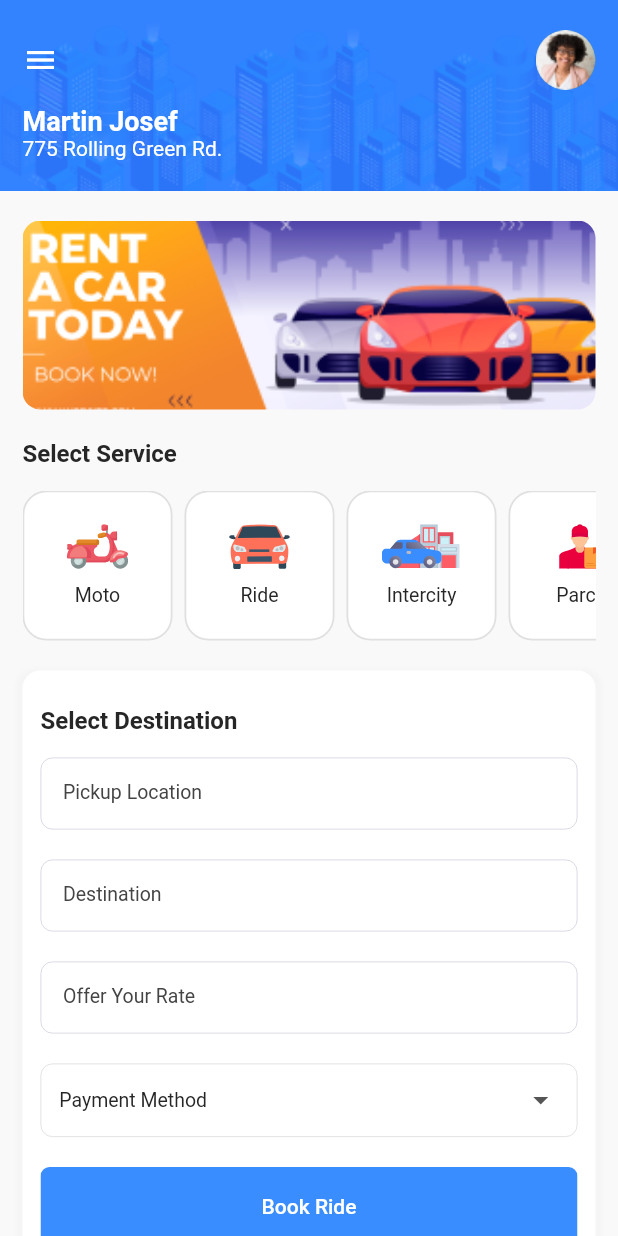
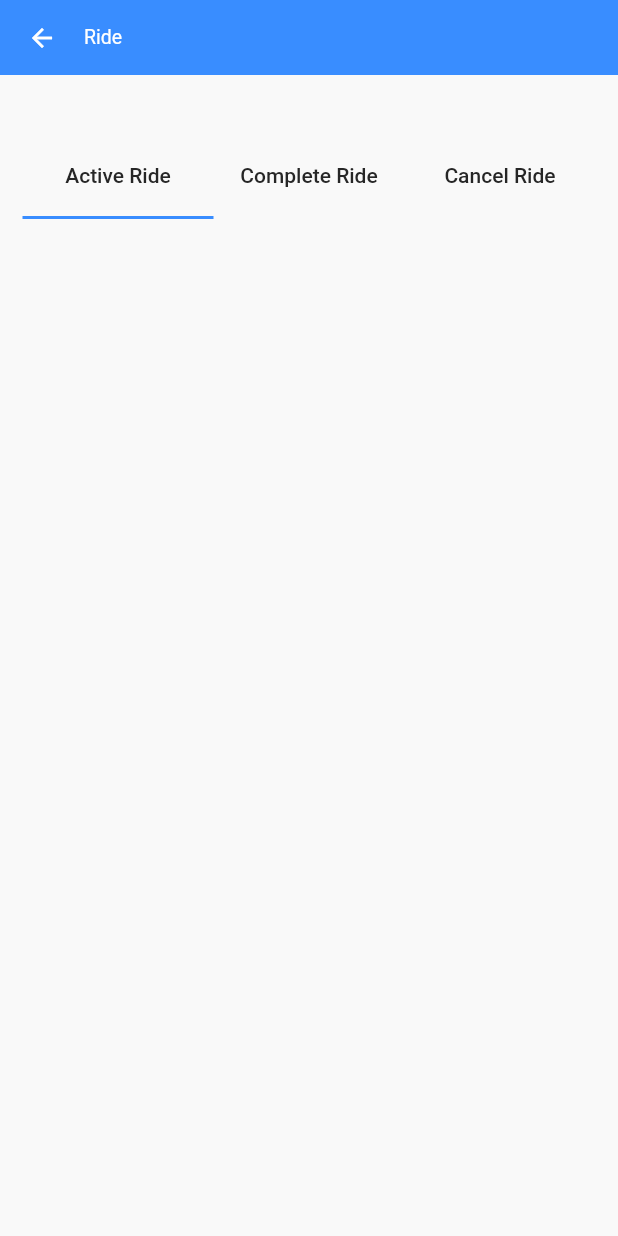
Before and after one commit to jim-2000/viser-car, a Flutter app: the screen it shows after launch, on a phone screen of 412 x 824 dp. Run offline on Flutter 3.47's test engine with Material 2 defaults, Android fonts, the phone set to English and light mode, and no system bars; our stand-ins replace awesome_dialog, connectivity_plus, dio, file_picker, firebase_core, firebase_messaging and 13 more; missing offline and left inert: flutter_inappwebview; accounts and stored records are empty; Roboto replaces fonts that are missing (Lora).

Commit message:
homescreen design

```diff
--- a/lib/core/route/route.dart
+++ b/lib/core/route/route.dart
@@ -14,6 +14,7 @@ import 'package:customer/view/screens/auth/two_factor_screen/two_factor_verifica
 import 'package:customer/view/screens/edit_profile/edit_profile_screen.dart';
 import 'package:customer/view/screens/home/home_screen.dart';
 import 'package:customer/view/screens/privacy_policy/privacy_policy_screen.dart';
+import 'package:customer/view/screens/ride/ride_screen.dart';
 import 'package:customer/view/screens/splash/splash_screen.dart';
 import 'package:customer/view/screens/transaction/transactions_screen.dart';
 import 'package:get/get.dart';
@@ -58,6 +59,7 @@ class RouteHelper {
   static const String depositWebViewScreen = '/deposit_webView';
 
   static const String homeScreen = '/home_Screen';
+  static const String rideScreen = '/ride_Screen';
 
   List<GetPage> routes = [
     GetPage(name: splashScreen, page: () => const SplashScreen()),
@@ -85,5 +87,6 @@ class RouteHelper {
     GetPage(name: kycScreen, page: () => const KycScreen()),
     GetPage(name: privacyScreen, page: () => const PrivacyPolicyScreen()),
     GetPage(name: homeScreen, page: () => const HomeScreen()),
+    GetPage(name: rideScreen, page: () => const RideScreen()),
   ];
 }
--- a/lib/core/utils/my_strings.dart
+++ b/lib/core/utils/my_strings.dart
@@ -11,6 +11,14 @@ class MyStrings {
   static const String pickUplocation = "Pickup Location";
   static const String bookRide = "Book Ride";
 
+  static const String ride = "Ride";
+  static const String activeride = "Active Ride";
+  static const String completeRide = "Complete Ride";
+  static const String cancelRide = "Cancel Ride";
+
+  static const String viewBids = "View Bids";
+  static const String acceptBids = "Accept Ride";
+
   static const String withdrawInformation = "Withdraw Information";
   static const String withdrawLimit = "Withdraw Limit";
   static const String withdrawConfirm = "Withdraw Confirm";
@@ -22,7 +30,7 @@ class MyStrings {
   static const String fileDownloadedSuccess = "File downloaded successfully";
   static const String selectPaymentMethod = "Select PaymentMethod";
 
-  static const String appName = "Flutter Prime";
+  static const String appName = "ViserCar";
   static const String remark = "Remark";
   static const String any = "Any";
   static const String signUp = "SignUp";
--- a/lib/main.dart
+++ b/lib/main.dart
@@ -54,7 +54,7 @@ class _MyAppState extends State<MyApp> {
         debugShowCheckedModeBanner: false,
         defaultTransition: Transition.noTransition,
         transitionDuration: const Duration(milliseconds: 200),
-        initialRoute: RouteHelper.homeScreen,
+        initialRoute: RouteHelper.rideScreen,
         navigatorKey: Get.key,
         getPages: RouteHelper().routes,
         locale: localizeController.locale,
--- a/lib/view/screens/home/home_screen.dart
+++ b/lib/view/screens/home/home_screen.dart
@@ -10,6 +10,7 @@ import 'package:customer/data/services/api_service.dart';
 import 'package:customer/view/components/bottom-sheet/bottom_sheet_header_row.dart';
 import 'package:customer/view/components/bottom-sheet/custom_bottom_sheet.dart';
 import 'package:customer/view/components/buttons/rounded_button.dart';
+import 'package:customer/view/components/custom_loader/custom_loader.dart';
 import 'package:customer/view/components/image/custom_svg_picture.dart';
 import 'package:customer/view/components/text-form-field/custom_text_field.dart';
 import 'package:customer/view/components/text-form-field/my_custom_text_field.dart';
@@ -17,6 +18,8 @@ import 'package:customer/view/components/text/header_text.dart';
 import 'package:flutter/material.dart';
 import 'package:flutter_svg/svg.dart';
 import 'package:get/get.dart';
+import 'package:geolocator/geolocator.dart';
+import 'package:geocoding/geocoding.dart';
 
 class HomeScreen extends StatefulWidget {
   const HomeScreen({super.key});
@@ -26,12 +29,18 @@ class HomeScreen extends StatefulWidget {
 }
 
 class _HomeScreenState extends State<HomeScreen> {
+  Position? _currentPosition;
+  String _currentAddress = "";
+
   @override
   void initState() {
     Get.put(ApiClient(sharedPreferences: Get.find()));
     Get.put(HomeRepo(apiClient: Get.find()));
-    Get.put(HomeController(homeRepo: Get.find()));
+    final controller = Get.put(HomeController(homeRepo: Get.find()));
     super.initState();
+    WidgetsBinding.instance.addPostFrameCallback((timeStamp) {
+      controller.initialData();
+    });
   }
 
   @override
@@ -40,12 +49,17 @@ class _HomeScreenState extends State<HomeScreen> {
       child: GetBuilder<HomeController>(builder: (controller) {
         return Scaffold(
           backgroundColor: MyColor.screenBgColor,
-          body: SingleChildScrollView(
-            // padding: const EdgeInsets.symmetric(horizontal: Dimensions.space15),
+          body: controller.isLoading
+              ? const CustomLoader()
+              : SingleChildScrollView(
+                  child: RefreshIndicator(
+                    onRefresh: () async {
+                      controller.initialData(shouldLoad: true);
+                    },
                     child: Column(
                       crossAxisAlignment: CrossAxisAlignment.start,
                       children: [
-                _homeAppbar(context),
+                        _homeAppbar(context, controller),
                         const SizedBox(height: Dimensions.space20),
                         Padding(
                           padding: const EdgeInsets.symmetric(horizontal: Dimensions.space15),
@@ -194,23 +208,24 @@ class _HomeScreenState extends State<HomeScreen> {
                       ],
                     ),
                   ),
+                ),
         );
       }),
     );
   }
 
-  PreferredSize _homeAppbar(BuildContext context) {
+  PreferredSize _homeAppbar(BuildContext context, HomeController controller) {
     return PreferredSize(
       preferredSize: Size(context.width, 160),
       child: Container(
+        height: 160,
         padding: Dimensions.screenPaddingHV,
-        decoration: BoxDecoration(
+        decoration: const BoxDecoration(
           image: DecorationImage(
-            image: const AssetImage(
+            image: AssetImage(
               MyImages.appbarBG,
             ),
             fit: BoxFit.cover,
-            colorFilter: ColorFilter.mode(MyColor.colorGrey.withOpacity(0.3), BlendMode.overlay),
           ),
         ),
         child: Column(
@@ -241,8 +256,10 @@ class _HomeScreenState extends State<HomeScreen> {
                     textStyle: boldLarge.copyWith(color: MyColor.colorWhite, fontSize: 18),
                   ),
                   Text(
-                    "775 Rolling Green Rd.",
+                    controller.currentAddress,
                     style: regularDefault.copyWith(color: MyColor.colorWhite, fontSize: 14, fontWeight: FontWeight.w400),
+                    maxLines: 1,
+                    overflow: TextOverflow.ellipsis,
                   ),
                 ],
               ),
--- /dev/null
+++ b/lib/view/screens/ride/ride_screen.dart
@@ -0,0 +1,72 @@
+import 'package:customer/core/utils/dimensions.dart';
+import 'package:customer/core/utils/my_color.dart';
+import 'package:customer/core/utils/my_strings.dart';
+import 'package:customer/view/components/app-bar/custom_appbar.dart';
+import 'package:flutter/material.dart';
+import 'package:get/get.dart';
+
+class RideScreen extends StatefulWidget {
+  const RideScreen({super.key});
+
+  @override
+  State<RideScreen> createState() => _RideScreenState();
+}
+
+class _RideScreenState extends State<RideScreen> {
+  int selectedIndex = 0;
+
+  @override
+  Widget build(BuildContext context) {
+    return Scaffold(
+      backgroundColor: MyColor.screenBgColor,
+      appBar: CustomAppBar(title: MyStrings.ride),
+      body: SingleChildScrollView(
+        padding: Dimensions.screenPaddingHV,
+        child: Column(
+          children: [
+            DefaultTabController(
+              length: 3,
+              initialIndex: 0,
+              child: Column(
+                children: [
+                  Container(
+                    margin: const EdgeInsets.symmetric(vertical: Dimensions.space20),
+                    child: TabBar(
+                      splashBorderRadius: BorderRadius.circular(25),
+                      dividerColor: Colors.black,
+                      indicator: const BoxDecoration(
+                        border: Border(
+                          bottom: BorderSide(color: MyColor.primaryColor, width: 2),
+                        ),
+                      ),
+                      indicatorSize: TabBarIndicatorSize.tab,
+                      labelColor: MyColor.colorBlack,
+                      labelPadding: const EdgeInsets.symmetric(horizontal: 10, vertical: 4),
+                      unselectedLabelColor: MyColor.colorBlack,
+                      onTap: (i) {
+                        setState(() {
+                          selectedIndex = i;
+                        });
+                      },
+                      tabs: [
+                        Tab(
+                          text: MyStrings.activeride.tr,
+                        ),
+                        Tab(
+                          text: MyStrings.completeRide.tr,
+                        ),
+                        Tab(
+                          text: MyStrings.cancelRide.tr,
+                        ),
+                      ],
+                    ),
+                  ),
+                ],
+              ),
+            )
+          ],
+        ),
+      ),
+    );
+  }
+}
--- a/pubspec.yaml
+++ b/pubspec.yaml
@@ -70,8 +70,10 @@ dependencies:
   dio: ^5.0.1
   image_picker: ^0.8.6+1
   flutter_local_notifications: ^13.0.0
-  permission_handler: ^10.2.0
+  permission_handler: ^11.0.1
   image_gallery_saver: ^2.0.3
+  geolocator: ^10.1.0
+  geocoding: ^2.1.1
 
 
   # The following adds the Cupertino Icons font to your application.
```
Also changed, not shown: lib/data/controller/home/home_controller.dart (+58 -4 lines), lib/view/screens/home/map_screen.dart (added, +16 -0 lines), pubspec.lock, 4 other files. Lines whose indentation alone changed are shown as unchanged.
